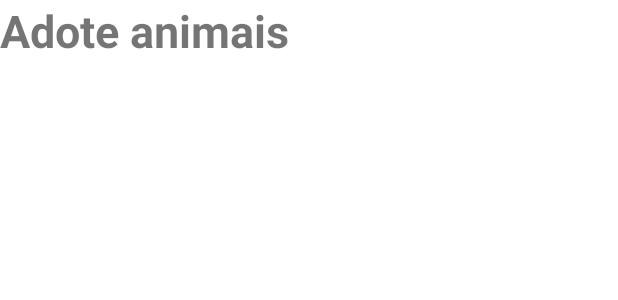
After one commit to Madu-dev/App-Meadote, an Android app: the layout activity_tela_central.xml on its own in the app's theme, with its tools: preview values and no code run, on a phone screen of 412 x 824 dp. The commit adds this screen. Shown: the top 300 px of the screen. Run offline under Robolectric (Android 15) with nearby library versions, the phone set to English and light mode, and no system bars.

Commit message:
telaCentral criada

```diff
--- /dev/null
+++ b/app/src/main/res/layout/activity_tela_central.xml
@@ -0,0 +1,17 @@
+<?xml version="1.0" encoding="utf-8"?>
+<LinearLayout xmlns:android="http://schemas.android.com/apk/res/android"
+    xmlns:tools="http://schemas.android.com/tools"
+    android:layout_width="match_parent"
+    android:layout_height="match_parent"
+    android:orientation="vertical"
+    tools:context=".TelaCentral">
+
+    <TextView
+        android:layout_width="wrap_content"
+        android:layout_height="wrap_content"
+        android:text="Adote animais"
+        android:textSize="30sp"
+        android:textStyle="bold"
+        />
+
+</LinearLayout>
```
Also changed, not shown: app/src/main/AndroidManifest.xml (+7 -0 lines), app/src/main/java/com/example/meadote/MainActivity.kt (+7 -0 lines), app/src/main/java/com/example/meadote/TelaCentral.kt (added, +15 -0 lines).
